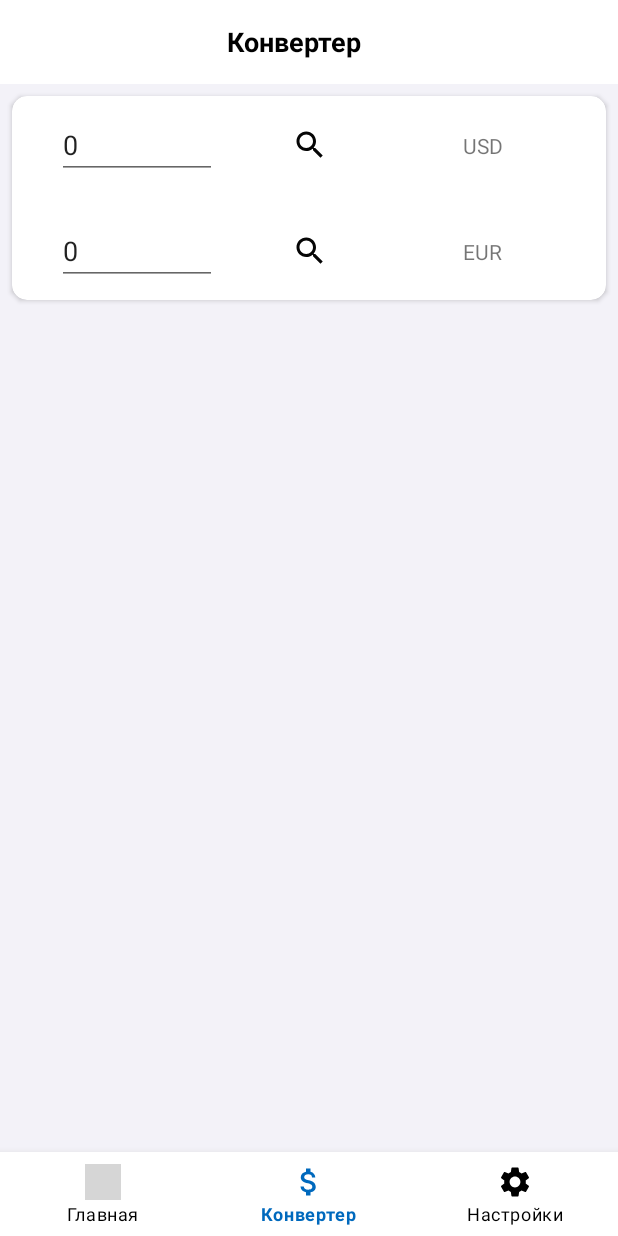
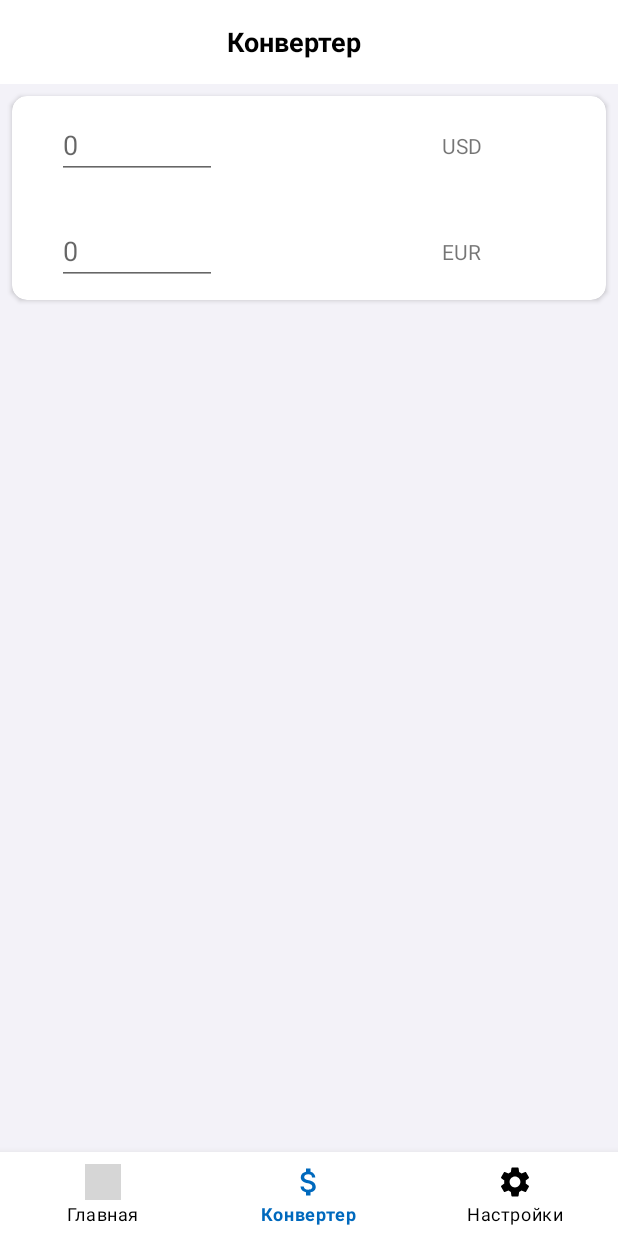
Before and after one commit to AmazingCodingSkills/Converter, an Android app: the screen it shows after launch (MainActivity), item 2 of the bottom bar chosen, on a phone screen of 412 x 824 dp. Run offline under Robolectric (Android 15) with nearby library versions, the phone set to English and light mode, and no system bars; grey boxes are pictures that could not be loaded.

Commit message:
28.01/ changes: + format edit text + when cleaning firstEditText clening second edit text too + removed loop effect + removed separate button for opened bottomSheet + did method loadCurrentRate multipurpose + did first lunch with pre - installed currency

```diff
--- a/app/src/main/java/com/currency/converter/ConverterApplication.kt
+++ b/app/src/main/java/com/currency/converter/ConverterApplication.kt
@@ -4,7 +4,9 @@ import android.app.Application
 import android.content.SharedPreferences
 import android.util.Log
 import com.currency.converter.ConverterApplication.PreferencesManager.ALL_CURRENCY_KEY
+import com.currency.converter.ConverterApplication.PreferencesManager.BASE_CURRENCIES_FOR_VARIOUS_COUNTRY
 import com.currency.converter.base.RetrofitProvider
+import com.currency.converter.features.favorite.CountryService
 import com.currency.converter.features.favorite.CurrencyItem
 import com.currency.converter.features.favorite.MetaCurrenciesResponse
 import com.currency.converter.features.rate.countryname.CountryModel
@@ -21,16 +23,14 @@ class ConverterApplication : Application() {
         Log.d("APP", "I'ts fine")
         getAllInformationListApplication()
         PreferencesManager.with(this)
-        //saveItem(CountryService.countryList().first())
-
-    }
-
-    private fun saveItem(item: CountryModel) {
-        PreferencesManager.put(
-            item,
-            PreferencesManager.BASE_CURRENCIES_FOR_VARIOUS_COUNTRY
-        )
-
+        val firstLaunchPref =
+            PreferencesManager.get<CountryModel>(BASE_CURRENCIES_FOR_VARIOUS_COUNTRY)
+        if (firstLaunchPref == null) { // с помощью этой проверки префов могу установить значение при первом запуске
+            PreferencesManager.put(
+                CountryService.countryList().first(),
+                BASE_CURRENCIES_FOR_VARIOUS_COUNTRY
+            )
+        }
     }
 
     private fun getAllInformationListApplication() {
--- a/app/src/main/java/com/currency/converter/features/calculator/CalculatorFragment.kt
+++ b/app/src/main/java/com/currency/converter/features/calculator/CalculatorFragment.kt
@@ -5,13 +5,14 @@ import android.util.Log
 import android.view.LayoutInflater
 import android.view.View
 import android.view.ViewGroup
+import android.widget.EditText
 import androidx.core.widget.addTextChangedListener
 import androidx.fragment.app.Fragment
 import androidx.fragment.app.setFragmentResultListener
-import com.currency.converter.ConverterApplication
 import com.currency.converter.base.CurrencyRatesRepository
 import com.currency.converter.features.favorite.CurrencyItem
 import com.example.converter.databinding.FragmentConverterBinding
+
 
 // разметка, беру спинер, оттуда выпадает список со странами притом, я хотел туда положить ответ от сервера
 // 3 элемента From, To, btn Convert realtime
@@ -33,9 +34,9 @@ import com.example.converter.databinding.FragmentConverterBinding
 class CalculatorFragment : Fragment() {
 
     private lateinit var binding: FragmentConverterBinding
-    var baseCurrency = "USD"
-    var convertedToCurrency = "EUR"
-    var baseEdit = "0"
+    private var from = "USD"
+    private var to = "EUR"
+    private var isUsed: Boolean = true
 
     override fun onCreateView(
         inflater: LayoutInflater, container: ViewGroup?,
@@ -48,108 +49,93 @@ class CalculatorFragment : Fragment() {
     override fun onViewCreated(view: View, savedInstanceState: Bundle?) {
         super.onViewCreated(view, savedInstanceState)
         clickSearchButtons()
-        binding.currencyFrom.text = baseCurrency
-        binding.currencyTo.text = convertedToCurrency
-       binding.etFirstConversion.setText(baseEdit)
-        binding.etSecondConversion.setText(baseEdit)
+        binding.currencyFrom.text = from
+        binding.currencyTo.text = to
+        val firstEditText = binding.etFirstConversion
+        val secondEditText = binding.etSecondConversion
+
+
         // val setValueEdit = Double.parseDouble(binding.etFirstConversion.text.toString()) не дает засетать значение по умолчанию
         // пробвал разные варианты
-        // binding.etFirstConversion.text.toString().toDouble() = baseEditFrom
+        //binding.etFirstConversion.text.toString().toDouble() = baseEditFrom
         // var x =  binding.etFirstConversion.text.toString().toDouble()
         // x = baseEditFrom
 
-        binding.etFirstConversion.addTextChangedListener {
-            val itemFrom = ConverterApplication.PreferencesManager.get<String>("QWERTY")
-            if (itemFrom == baseCurrency) {
-                CurrencyRatesRepository.getLatestApiResult(itemFrom) { rates ->
-                    val findItemFrom =
-                        rates?.find { it.referenceCurrency.name == convertedToCurrency }
-                    val baseEditFrom = findItemFrom?.referenceCurrency?.value
-                    val resultFrom = ((binding.etFirstConversion.text.toString()
-                        .toDouble()) * baseEditFrom!!).toString()
-                    binding.etSecondConversion.setText(resultFrom)
-                    Log.d("baseEdit", "$baseEditFrom")
-                }
+
+        firstEditText.addTextChangedListener {
+            val text = firstEditText.text.toString()
+            text.removeAfter2Decimal(firstEditText)
+            if (secondEditText.isFocused()) {
+                return@addTextChangedListener
             }
-
-            if (itemFrom != null && itemFrom != baseCurrency) {
-                CurrencyRatesRepository.getLatestApiResult(itemFrom) { rates ->
-                    val findItemFrom =
-                        rates?.find { it.referenceCurrency.name == convertedToCurrency }
-                    val valueCurrencyTo = findItemFrom?.referenceCurrency?.value
-                    ConverterApplication.PreferencesManager.put(valueCurrencyTo, "ZZZ")
-                    val resultTo = ((binding.etFirstConversion.text.toString()
-                        .toDouble()) * valueCurrencyTo!!).toString()
-                    binding.etSecondConversion.setText(resultTo)
-                }
+            if (text.isNotEmpty()) {
+                val value = text.toDouble()
+                loadCurrentRate(from, value, to, secondEditText)
+            }
+            if (text.isEmpty()) {
+                secondEditText.text =
+                    null // решаю проблему того, что если у меня пусто в первом editText, то должно быть пусто и во втором
             }
         }
 
-        binding.etSecondConversion.addTextChangedListener {
-            val itemTo = ConverterApplication.PreferencesManager.get<String>("QWERTY1")
-            if (itemTo == convertedToCurrency) {
-                CurrencyRatesRepository.getLatestApiResult(itemTo) { rates ->
-                    val findItemTo =
-                        rates?.find { it.referenceCurrency.name == baseCurrency }
-                    val baseEditTo = findItemTo?.referenceCurrency?.value
-                    val resultTo = ((binding.etSecondConversion.text.toString()
-                        .toDouble()) * baseEditTo!!).toString()
-                    binding.etFirstConversion.setText(resultTo)
-                    Log.d("baseEdit", "$baseEditTo")
-                }
+
+        secondEditText.addTextChangedListener {
+
+            val text = secondEditText.text.toString()
+            text.removeAfter2Decimal(secondEditText)
+            if (firstEditText.isFocused()) {
+                return@addTextChangedListener
             }
-            if (itemTo != null && itemTo != convertedToCurrency) {
-                CurrencyRatesRepository.getLatestApiResult(itemTo) { rates ->
-                    val findItemTo =
-                        rates?.find { it.referenceCurrency.name == baseCurrency }
-                    val valueCurrencyTo = findItemTo?.referenceCurrency?.value
-                    ConverterApplication.PreferencesManager.put(valueCurrencyTo, "ZZZ")
-                    val resultTo = ((binding.etSecondConversion.text.toString()
-                        .toDouble()) * valueCurrencyTo!!).toString()
-                    binding.etFirstConversion.setText(resultTo)
-                }
+            if (text.isNotEmpty()) {
+                val value = text.toDouble()
+                loadCurrentRate(to, value, from, firstEditText)
+            }
+            if (text.isEmpty()) {
+                firstEditText.text = null
             }
         }
+
 
         setFragmentResultListener("CURRENCY_KEY") { requestKey, bundle ->
             Log.d("TAG", "Result = $requestKey, $bundle")
             val tag = bundle.getString("TAG")
-            val item = bundle.getParcelable<CurrencyItem>("SELECTED_CURRENCY")!!
-
-            if (tag == "FROM") {
-                setDefaultValueFrom(item.id)
-                CurrencyRatesRepository.getLatestApiResult(item.id) { rates ->
-                    val findItemFrom = rates?.find { it.referenceCurrency.name == item.id }
-                    val itemFrom = findItemFrom?.referenceCurrency?.name
-                    ConverterApplication.PreferencesManager.put(
-                        itemFrom,
-                        "QWERTY"
-                    ) // вынести константы
-
-                }
-            }
-            if (tag == "TO") {
-                setDefaultValueTo(item.id)
-                CurrencyRatesRepository.getLatestApiResult(item.id) { rates ->
-                    val findItemTo = rates?.find { it.referenceCurrency.name == item.id }
-                    val itemTo = findItemTo?.baseCurrencyName
-                    ConverterApplication.PreferencesManager.put(itemTo, "QWERTY1")
-                }
+            val item = bundle.getParcelable<CurrencyItem>("SELECTED_CURRENCY")
+                ?: throw IllegalStateException("Selected currency is empty")
+            when (tag) {
+                "FROM" -> setDefaultValueFrom(item.id)
+                "TO" -> setDefaultValueTo(item.id)
             }
         }
-
     }
 
 
+    //сделал метод универсальным, путем вынесения аргументов, которые изменяются, теперь используя этот метод
+    // в других местах могу просто передать нужные мне аргументы
+    // еще один аргумент string в начале для понятности
+    private fun loadCurrentRate(
+        baseCurrencyCode: String,
+        value: Double,
+        currencyCode: String,
+        setResult: EditText
+    ) {
+
+        CurrencyRatesRepository.getLatestApiResult(baseCurrencyCode) { rates ->
+            val findItem = rates?.find { it.referenceCurrency.name == currencyCode }
+            val findValue = findItem?.referenceCurrency?.value ?: 0.0
+            val result = (value * findValue).toString()
+            setResult.setText(result)
+        }
+    }
+
     fun clickSearchButtons() = with(binding) {
 
-        searchCurrencyFrom.setOnClickListener {
+        currencyFrom.setOnClickListener {
             val allCurrencyBottomSheet = AllCurrencyBottomSheet()
             allCurrencyBottomSheet.show(childFragmentManager, "FROM")
 
         }
 
-        searchCurrencyTo.setOnClickListener {
+        currencyTo.setOnClickListener {
             val allCurrencyBottomSheet = AllCurrencyBottomSheet()
             allCurrencyBottomSheet.show(childFragmentManager, "TO")
 
@@ -157,19 +143,37 @@ class CalculatorFragment : Fragment() {
         }
     }
 
-    private fun setDefaultValueFrom(text: String) {
-        binding.currencyFrom.setText(text)
+    private fun setDefaultValueFrom(value: String) {
+        from = value
+        binding.currencyFrom.text = value
     }
 
     private fun setDefaultValueTo(value: String) {
-        binding.currencyTo.setText(value)
+        to = value
+        binding.currencyTo.text = value
     }
-    override fun onDestroy() {
-        super.onDestroy()
-        ConverterApplication.PreferencesManager.put(baseCurrency, "QWERTY")
-        ConverterApplication.PreferencesManager.put(convertedToCurrency, "QWERTY1")
-        binding.etFirstConversion.setText(baseEdit)
-        binding.etSecondConversion.setText(baseEdit)
+
+    fun String.removeAfter2Decimal(et: EditText) {
+        return if (this.isEmpty() || this.isBlank() || this.toLowerCase() == "null") {
+        } else {
+            if (this.contains(".")) {
+                var lastPartOfText = this.split(".")[this.split(".").size - 1]
+
+                if (lastPartOfText.count() > 3) {
+                    try {
+                        lastPartOfText = this.substring(0, this.indexOf(".") + 4)
+                        et.setText(lastPartOfText)
+                        et.setSelection(lastPartOfText.length)
+                    } catch (e: Exception) {
+                        e.printStackTrace()
+                    }
+                } else {
+
+                }
+            } else {
+
+            }
+        }
     }
 
     companion object {
--- a/app/src/main/res/layout/fragment_converter.xml
+++ b/app/src/main/res/layout/fragment_converter.xml
@@ -37,13 +37,13 @@
         android:layout_width="match_parent"
         android:layout_height="wrap_content"
         android:layout_centerInParent="true"
+        android:layout_marginStart="8dp"
         android:layout_marginTop="8dp"
+        android:layout_marginEnd="8dp"
         android:padding="10dp"
         app:cardCornerRadius="10dp"
+        app:layout_constraintEnd_toEndOf="parent"
         app:layout_constraintStart_toStartOf="parent"
-        app:layout_constraintEnd_toEndOf="parent"
-        android:layout_marginStart="8dp"
-        android:layout_marginEnd="8dp"
 
         app:layout_constraintTop_toBottomOf="@+id/toolbar">
 
@@ -52,7 +52,7 @@
             android:layout_width="match_parent"
             android:layout_height="match_parent"
             android:gravity="center"
-            android:orientation="vertical"/>
+            android:orientation="vertical" />
 
         <androidx.constraintlayout.widget.ConstraintLayout
             android:id="@+id/ll_firstConversion"
@@ -65,66 +65,52 @@
                 android:id="@+id/et_firstConversion"
                 android:layout_width="wrap_content"
                 android:layout_height="wrap_content"
+                android:layout_marginStart="30dp"
+                android:layout_marginTop="10dp"
                 android:ems="5"
-                android:layout_marginStart="30dp"
-                app:layout_constraintTop_toTopOf="parent"
-                android:layout_marginTop="10dp"
-                android:hint="From"
-                android:inputType="number"
-                app:layout_constraintStart_toStartOf="parent" />
+                android:hint="0"
+                android:inputType="numberDecimal"
 
-            <ImageView
-                android:id="@+id/searchCurrencyFrom"
-                android:layout_width="match_parent"
-                android:layout_height="match_parent"
-                android:layout_marginStart="50dp"
-                app:layout_constraintTop_toTopOf="@+id/et_firstConversion"
-                app:layout_constraintBottom_toBottomOf="@id/et_firstConversion"
-                android:src="@drawable/ic_baseline_search_24"
-                app:layout_constraintStart_toEndOf="@id/et_firstConversion" />
+                app:layout_constraintStart_toStartOf="parent"
+                app:layout_constraintTop_toTopOf="parent" />
+
+
             <TextView
                 android:id="@+id/currencyFrom"
                 android:layout_width="wrap_content"
                 android:layout_height="wrap_content"
-                tools:text="300 EUR"
-                app:layout_constraintTop_toTopOf="@+id/searchCurrencyFrom"
-                app:layout_constraintBottom_toBottomOf="@+id/searchCurrencyFrom"
-                app:layout_constraintStart_toEndOf="@+id/searchCurrencyFrom"
-                android:layout_marginStart="90dp"/>
+                android:layout_marginStart="150dp"
+                app:layout_constraintBottom_toBottomOf="@+id/et_firstConversion"
+                app:layout_constraintStart_toEndOf="@+id/et_firstConversion"
+                app:layout_constraintTop_toTopOf="@+id/et_firstConversion"
+                tools:text="300 EUR" />
 
 
             <EditText
                 android:id="@+id/et_secondConversion"
                 android:layout_width="wrap_content"
                 android:layout_height="wrap_content"
+                android:layout_marginStart="30dp"
+                android:layout_marginTop="25dp"
+                android:layout_marginBottom="10dp"
                 android:ems="5"
-                android:layout_marginTop="25dp"
-                android:layout_marginStart="30dp"
+                android:hint="0"
+                android:inputType="numberDecimal"
+
                 app:layout_constraintBottom_toBottomOf="parent"
-                android:hint="To"
-                android:layout_marginBottom="10dp"
-                android:inputType="number"
                 app:layout_constraintStart_toStartOf="parent"
                 app:layout_constraintTop_toBottomOf="@id/et_firstConversion" />
 
-            <ImageView
-                android:id="@+id/searchCurrencyTo"
-                android:layout_width="match_parent"
-                android:layout_height="match_parent"
-                android:layout_marginStart="50dp"
-                android:src="@drawable/ic_baseline_search_24"
-                app:layout_constraintBottom_toBottomOf="@id/et_secondConversion"
-                app:layout_constraintStart_toEndOf="@id/et_secondConversion"
-                app:layout_constraintTop_toTopOf="@+id/et_secondConversion" />
+
             <TextView
                 android:id="@+id/currencyTo"
                 android:layout_width="wrap_content"
                 android:layout_height="wrap_content"
-                tools:text="300 EUR"
-                app:layout_constraintTop_toTopOf="@+id/searchCurrencyTo"
-                app:layout_constraintBottom_toBottomOf="@+id/searchCurrencyTo"
-                app:layout_constraintStart_toEndOf="@+id/searchCurrencyTo"
-                android:layout_marginStart="90dp"/>
+                android:layout_marginStart="150dp"
+                app:layout_constraintBottom_toBottomOf="@+id/et_secondConversion"
+                app:layout_constraintStart_toEndOf="@+id/et_secondConversion"
+                app:layout_constraintTop_toTopOf="@+id/et_secondConversion"
+                tools:text="300 EUR" />
 
         </androidx.constraintlayout.widget.ConstraintLayout>
 
```
